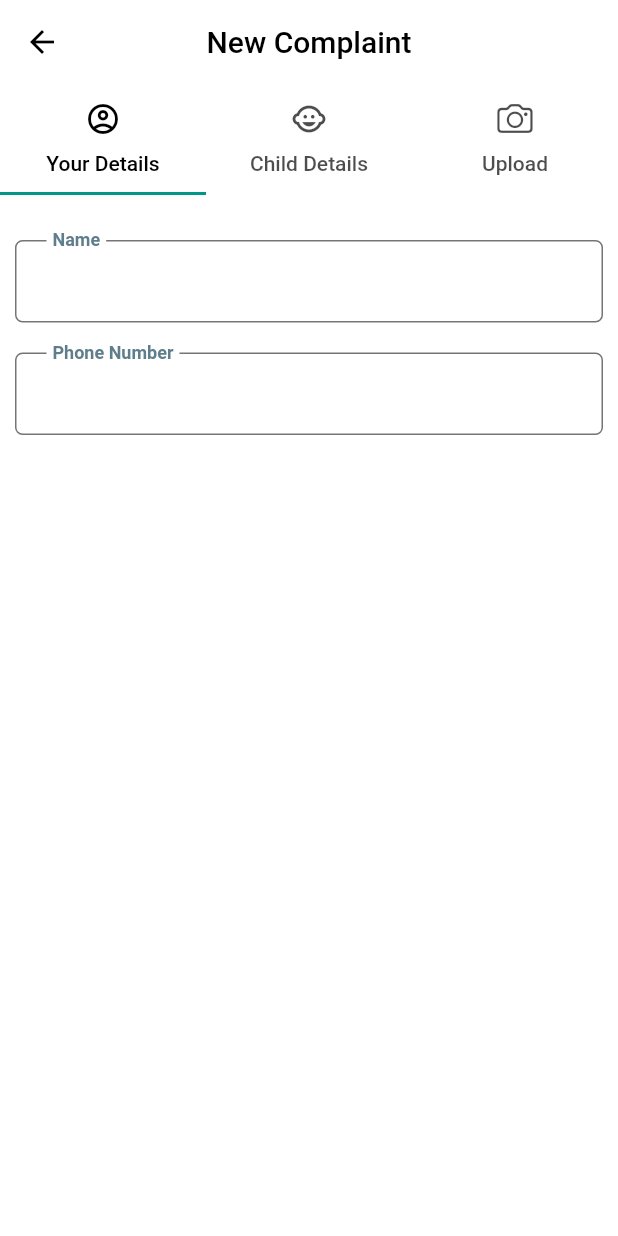
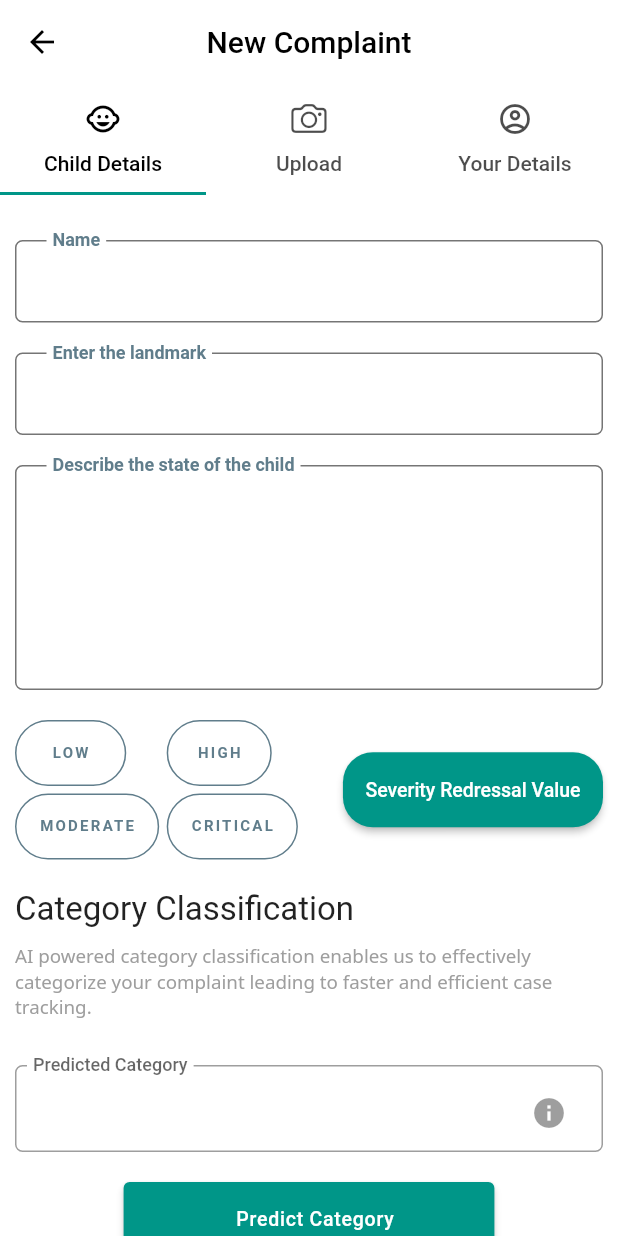
Before and after one commit to pinkman7009/SIH2022-SWI25, a Flutter app: the screen it shows after launch, after a tap on "Post Complaint", on a phone screen of 412 x 824 dp. Run offline on Flutter 3.47's test engine with Material 2 defaults, Android fonts, the phone set to English and light mode, and no system bars; drawn by our look-alikes of rounded_loading_button; our stand-ins replace cool_alert, easy_localization, firebase_auth, firebase_core, firebase_storage, get_it and 7 more; missing offline and left inert: animated_button, dart:ffi, geocode, geopoint, geopoint_location, platform_alert_dialog; accounts and stored records are empty; project files that could hold a hidden picture were left out.

Commit message:
Panic button added,workflow changed

```diff
--- a/mobile_app/lib/api.dart
+++ b/mobile_app/lib/api.dart
@@ -5,7 +5,7 @@ import 'package:http/http.dart' as http;
 import 'dart:async';
 import 'dart:convert';
 
-class APIModel{
+class APIModel {
   final String userName;
   late final String userPhoneNumber;
   final String childName;
@@ -15,16 +15,27 @@ class APIModel{
   final String severity;
   final String stateDescription;
   final String photoURL;
+  final String pincode;
 
-  APIModel(this.userName, this.userPhoneNumber, this.childName,
-      this.childLocation, this.latitude, this.longitude, this.severity, this.stateDescription, this.photoURL);
+  APIModel(
+      this.userName,
+      this.userPhoneNumber,
+      this.childName,
+      this.childLocation,
+      this.latitude,
+      this.longitude,
+      this.severity,
+      this.stateDescription,
+      this.photoURL,
+      this.pincode);
 
   Future<String> getSeverityLevel() async {
     String baseURL = "child-abuse-sih.herokuapp.com";
     String predictEndpoint = "/predict";
     String stateDescription = this.stateDescription;
 
-    var uri = Uri.http(baseURL, predictEndpoint, {"sentence":"$stateDescription"});
+    var uri =
+        Uri.http(baseURL, predictEndpoint, {"sentence": "$stateDescription"});
     final response = await http.get(uri);
     print(response.statusCode);
 
@@ -35,7 +46,7 @@ class APIModel{
   }
 
   postComplaintToDB() async {
-    String baseURL = "cltssih.herokuapp.com";
+    String baseURL = "c77d-103-93-250-20.ngrok.io";
     String reportEndpoint = "/api/report/";
     // Uri url = Uri.https(baseURL, reportEndpoint);
 
@@ -47,7 +58,7 @@ class APIModel{
     DateTime dateTime = DateTime.now();
 
     String json =
-        '{"reportersName":"$userName","reportersNumber":"$userPhoneNumber","reportingLocation":"$childLocation","description":"$stateDescription","photo":"$photoURL", "severity":"$severity", "name":"$childName", "lat":"$latitude", "long":"$longitude"}';
+        '{"reportersName":"$userName","reportersNumber":"$userPhoneNumber","reportingLocation":"$childLocation","description":"$stateDescription","photo":"$photoURL", "severity":"$severity", "name":"$childName", "lat":"$latitude", "long":"$longitude" ,"pincode":"$pincode"}';
 
     print(json);
 
--- a/mobile_app/lib/screens/complaint/complaint_screen.dart
+++ b/mobile_app/lib/screens/complaint/complaint_screen.dart
@@ -24,9 +24,10 @@ import 'package:sih_user_app/screens/home_screen.dart';
 import 'package:vibration/vibration.dart';
 import 'package:sih_user_app/api.dart';
 import 'package:http/http.dart' as http;
+import 'package:firebase_auth/firebase_auth.dart';
 
 import '../../config.dart';
-
+import '';
 
 // import 'package:flutter_icons/flutter_icons.dart';
 // import 'package:geocoder/geocoder.dart';
@@ -56,12 +57,13 @@ class _PostGrievanceScreenState extends State<PostComplaintScreen> {
 
   late String userName;
   late String userPhoneNumber;
-
+  late String userOTP;
   late String childName;
   late String stateDescription = "";
 
   late double latitude;
   late double longitude;
+  late String pincode;
 
   // String landmark;
   // String desc;
@@ -92,6 +94,7 @@ class _PostGrievanceScreenState extends State<PostComplaintScreen> {
   final RoundedLoadingButtonController _btnSeverityRedressalController =
       new RoundedLoadingButtonController();
 
+  final otp_text_controller = TextEditingController();
   _openCamera(BuildContext context) async {
     var picture = await picker.pickImage(source: ImageSource.camera);
     flag == 1
@@ -123,6 +126,7 @@ class _PostGrievanceScreenState extends State<PostComplaintScreen> {
     setState(() {
       latitude = myGeoPoint.latitude;
       longitude = myGeoPoint.longitude;
+      pincode = myGeoPoint.postalCode;
     });
   }
 
@@ -226,9 +230,9 @@ class _PostGrievanceScreenState extends State<PostComplaintScreen> {
   }
 
   List<Choice> choices = <Choice>[
-    Choice(title: 'Your Details', icon: Icons.account_circle_outlined),
     Choice(title: 'Child Details', icon: Icons.child_care_sharp),
     Choice(title: 'Upload', icon: CupertinoIcons.camera),
+    Choice(title: 'Your Details', icon: Icons.account_circle_outlined),
   ];
 
   @override
@@ -281,76 +285,8 @@ class _PostGrievanceScreenState extends State<PostComplaintScreen> {
             },
             body: TabBarView(
               children: [
-                Column(
-                  children: [
-                    SizedBox(
-                      height: 20.0,
-                    ),
-                    Padding(
-                      padding: const EdgeInsets.all(10.0),
-                      child: TextFormField(
-                        onChanged: (value) {
-                          userName = value;
-                        },
-                        // initialValue: "userData.name",
-                        decoration: InputDecoration(
-                          floatingLabelBehavior: FloatingLabelBehavior.always,
-                          labelText: "Name",
-                          labelStyle: TextStyle(
-                            fontWeight: FontWeight.w600,
-                            color: Colors.blueGrey,
-                          ),
-                          contentPadding: EdgeInsets.symmetric(
-                              horizontal: 25, vertical: 18),
-                          enabledBorder: OutlineInputBorder(
-                            borderRadius: BorderRadius.circular(5),
-                            borderSide: BorderSide(
-                              color: Color(0xFF757575),
-                            ),
-                          ),
-                          focusedBorder: OutlineInputBorder(
-                            borderRadius: BorderRadius.circular(5.0),
-                            borderSide: BorderSide(
-                              color: Color(0xFF757575),
-                            ),
-                          ),
-                        ),
-                      ),
-                    ),
-                    Padding(
-                      padding: const EdgeInsets.all(10.0),
-                      child: TextFormField(
-                        onChanged: (value) {
-                          userPhoneNumber = value;
-                        },
-                        keyboardType: TextInputType.number,
-                        decoration: InputDecoration(
-                          floatingLabelBehavior: FloatingLabelBehavior.always,
-                          labelText: "Phone Number",
-                          labelStyle: TextStyle(
-                            fontWeight: FontWeight.w600,
-                            color: Colors.blueGrey,
-                          ),
-                          contentPadding: EdgeInsets.symmetric(
-                              horizontal: 25, vertical: 18),
-                          enabledBorder: OutlineInputBorder(
-                            borderRadius: BorderRadius.circular(5),
-                            borderSide: BorderSide(
-                              color: Color(0xFF757575),
-                            ),
-                          ),
-                          focusedBorder: OutlineInputBorder(
-                            borderRadius: BorderRadius.circular(5.0),
-                            borderSide: BorderSide(
-                              color: Color(0xFF757575),
-                            ),
-                          ),
-                        ),
-                      ),
-                    ),
-                  ],
-                ),
                 SingleChildScrollView(
+                  //child details
                   child: Column(
                     children: [
                       SizedBox(height: 20.0),
@@ -638,7 +574,8 @@ class _PostGrievanceScreenState extends State<PostComplaintScreen> {
                             ),
                             RoundedLoadingButton(
                                 child: Padding(
-                                  padding: const EdgeInsets.fromLTRB(15.0,8.0,15.0,8.0),
+                                  padding: const EdgeInsets.fromLTRB(
+                                      15.0, 8.0, 15.0, 8.0),
                                   child: Text(
                                     'Severity Redressal Value',
                                     style: TextStyle(
@@ -668,17 +605,16 @@ class _PostGrievanceScreenState extends State<PostComplaintScreen> {
                         child: Row(
                           mainAxisAlignment: MainAxisAlignment.start,
                           children: [
-                            Text(
-                              "Category Classification",
+                            Text("Category Classification",
                                 style: TextStyle(
                                   fontSize: 22.0,
-                              )
-                            ),
+                                )),
                           ],
                         ),
                       ),
                       Padding(
-                        padding: const EdgeInsets.fromLTRB(10.0,0.0,10.0,20.0),
+                          padding:
+                              const EdgeInsets.fromLTRB(10.0, 0.0, 10.0, 20.0),
                           child: Container(
                             constraints: BoxConstraints(
                               minWidth: MediaQuery.of(context).size.width,
@@ -688,11 +624,8 @@ class _PostGrievanceScreenState extends State<PostComplaintScreen> {
                                 style: TextStyle(
                                     fontSize: 12.5,
                                     color: Colors.grey,
-                                  fontFamily: "NotoSans"
-                              )
-                          ),
-                        )
-                      ),
+                                    fontFamily: "NotoSans")),
+                          )),
                       Padding(
                         padding: const EdgeInsets.all(10.0),
                         child: Container(
@@ -720,15 +653,14 @@ class _PostGrievanceScreenState extends State<PostComplaintScreen> {
                                 Tooltip(
                                   child: const IconButton(
                                     padding: EdgeInsets.all(0),
-                                    icon: Icon(
-                                        Icons.info
-                                    ),
+                                    icon: Icon(Icons.info),
                                     onPressed: null,
                                   ),
                                   message: "$categoryTooltipMessage",
                                   padding: EdgeInsets.all(10),
                                   showDuration: const Duration(seconds: 10),
-                                  textStyle: const TextStyle(color: Colors.white),
+                                  textStyle:
+                                      const TextStyle(color: Colors.white),
                                   preferBelow: false,
                                   verticalOffset: 20,
                                 ),
@@ -768,7 +700,10 @@ class _PostGrievanceScreenState extends State<PostComplaintScreen> {
                             predictComplaintCategory();
                           },
                           style: ButtonStyle(
-                            fixedSize: MaterialStateProperty.all<Size>(new Size(MediaQuery.of(context).size.width*0.60, 50.0)),
+                              fixedSize: MaterialStateProperty.all<Size>(
+                                  new Size(
+                                      MediaQuery.of(context).size.width * 0.60,
+                                      50.0)),
                               backgroundColor:
                                   MaterialStateProperty.all<Color>(Colors.teal),
                               padding: MaterialStateProperty.all<
@@ -805,15 +740,29 @@ class _PostGrievanceScreenState extends State<PostComplaintScreen> {
                   ),
                 ),
                 Column(
-                  mainAxisAlignment: MainAxisAlignment.spaceAround,
+                  mainAxisAlignment: MainAxisAlignment.start,
                   crossAxisAlignment: CrossAxisAlignment.center,
                   children: [
+                    const SizedBox(
+                      height: 30,
+                    ),
+                    const Text(
+                      "Add child's photo here",
+                      style: TextStyle(
+                        fontWeight: FontWeight.bold,
+                        color: Colors.black,
+                        fontSize: 26,
+                      ),
+                    ),
+                    const SizedBox(
+                      height: 20,
+                    ),
                     Row(
                       mainAxisAlignment: MainAxisAlignment.center,
                       children: [
                         SizedBox(height: 15.0),
                         Row(
-                          mainAxisAlignment: MainAxisAlignment.spaceEvenly,
+                          mainAxisAlignment: MainAxisAlignment.start,
                           children: [
                             GestureDetector(
                               onTap: () {
@@ -824,7 +773,11 @@ class _PostGrievanceScreenState extends State<PostComplaintScreen> {
                               },
                               child: Container(
                                 constraints: BoxConstraints(
-                                    maxHeight: 340.0, maxWidth: 265.0),
+                                  maxHeight:
+                                      MediaQuery.of(context).size.height * 0.6,
+                                  maxWidth:
+                                      MediaQuery.of(context).size.width * 0.9,
+                                ),
                                 decoration: BoxDecoration(
                                   color: Colors.white,
                                   borderRadius: BorderRadius.circular(10),
@@ -837,7 +790,7 @@ class _PostGrievanceScreenState extends State<PostComplaintScreen> {
                                   padding: const EdgeInsets.all(5.0),
                                   child: Container(
                                     decoration: BoxDecoration(
-                                      borderRadius: BorderRadius.circular(10),
+                                      borderRadius: BorderRadius.circular(5),
                                     ),
                                     child: Center(
                                       child: sampleUrlImg == ""
@@ -845,13 +798,27 @@ class _PostGrievanceScreenState extends State<PostComplaintScreen> {
                                               image: AssetImage(
                                                 'assets/images/upload.png',
                                               ),
-                                              height: 340.0,
-                                              width: 265.0,
+                                              height: MediaQuery.of(context)
+                                                      .size
+                                                      .height *
+                                                  0.5,
+                                              width: MediaQuery.of(context)
+                                                      .size
+                                                      .width *
+                                                  0.5,
+                                              // height: 340.0,
+                                              // width: 265.0,
                                             )
                                           : Image.file(
                                               imageFile1,
-                                              height: 340.0,
-                                              width: 265.0,
+                                              height: MediaQuery.of(context)
+                                                      .size
+                                                      .height *
+                                                  0.9,
+                                              width: MediaQuery.of(context)
+                                                      .size
+                                                      .width *
+                                                  0.9,
                                               fit: BoxFit.fill,
                                             ),
                                     ),
@@ -862,6 +829,113 @@ class _PostGrievanceScreenState extends State<PostComplaintScreen> {
                           ],
                         ),
                       ],
+                    ),
+                  ],
+                ),
+                Column(
+                  //your details
+                  children: [
+                    SizedBox(
+                      height: 20.0,
+                    ),
+                    Padding(
+                      padding: const EdgeInsets.all(10.0),
+                      child: TextFormField(
+                        onChanged: (value) {
+                          userName = value;
+                        },
+                        // initialValue: "userData.name",
+                        decoration: InputDecoration(
+                          floatingLabelBehavior: FloatingLabelBehavior.always,
+                          labelText: "Name",
+                          labelStyle: TextStyle(
+                            fontWeight: FontWeight.w600,
+                            color: Colors.blueGrey,
+                          ),
+                          contentPadding: EdgeInsets.symmetric(
+                              horizontal: 25, vertical: 18),
+                          enabledBorder: OutlineInputBorder(
+                            borderRadius: BorderRadius.circular(5),
+                            borderSide: BorderSide(
+                              color: Color(0xFF757575),
+                            ),
+                          ),
+                          focusedBorder: OutlineInputBorder(
+                            borderRadius: BorderRadius.circular(5.0),
+                            borderSide: BorderSide(
+                              color: Color(0xFF757575),
+                            ),
+                          ),
+                        ),
+                      ),
+                    ),
+                    Padding(
+                      padding: const EdgeInsets.all(10.0),
+                      child: TextFormField(
+                        onChanged: (value) {
+                          userPhoneNumber = value;
+                        },
+                        keyboardType: TextInputType.number,
+                        decoration: InputDecoration(
+                          floatingLabelBehavior: FloatingLabelBehavior.always,
+                          labelText: "Phone Number",
+                          labelStyle: TextStyle(
+                            fontWeight: FontWeight.w600,
+                            color: Colors.blueGrey,
+                          ),
+                          contentPadding: EdgeInsets.symmetric(
+                              horizontal: 25, vertical: 18),
+                          enabledBorder: OutlineInputBorder(
+                            borderRadius: BorderRadius.circular(5),
+                            borderSide: BorderSide(
+                              color: Color(0xFF757575),
+                            ),
+                          ),
+                          focusedBorder: OutlineInputBorder(
+                            borderRadius: BorderRadius.circular(5.0),
+                            borderSide: BorderSide(
+                              color: Color(0xFF757575),
+                            ),
+                          ),
+                        ),
+                      ),
+                    ),
+                    Padding(
+                      padding: const EdgeInsets.all(10.0),
+                      child: TextFormField(
+                        onChanged: (value) {
+                          userOTP = value;
+                        },
+                        keyboardType: TextInputType.number,
+                        decoration: InputDecoration(
+                          floatingLabelBehavior: FloatingLabelBehavior.always,
+                          labelText: "Please enter OTP",
+                          labelStyle: TextStyle(
+                            fontWeight: FontWeight.w600,
+                            color: Colors.blueGrey,
+                          ),
+                          contentPadding: EdgeInsets.symmetric(
+                              horizontal: 25, vertical: 18),
+                          enabledBorder: OutlineInputBorder(
+                            borderRadius: BorderRadius.circular(5),
+                            borderSide: BorderSide(
+                              color: Color(0xFF757575),
+                            ),
+                          ),
+                          focusedBorder: OutlineInputBorder(
+                            borderRadius: BorderRadius.circular(5.0),
+                            borderSide: BorderSide(
+                              color: Color(0xFF757575),
+                            ),
+                          ),
+                        ),
+                      ),
+                    ),
+                    TextButton(
+                      onPressed: () {
+                        verifyPhone();
+                      },
+                      child: Text("Verify otp"),
                     ),
                     Row(
                       mainAxisAlignment: MainAxisAlignment.center,
@@ -935,7 +1009,9 @@ class _PostGrievanceScreenState extends State<PostComplaintScreen> {
                                   longitude.toString(),
                                   severityValue,
                                   stateDescription,
-                                    imageUrl1);
+                                  imageUrl1,
+                                  pincode,
+                                );
                                 apiModel.postComplaintToDB();
                                 _btnController.success();
 
@@ -1067,4 +1143,26 @@ class _PostGrievanceScreenState extends State<PostComplaintScreen> {
       });
     }
   }
+
+  void verifyPhone() async {
+    await FirebaseAuth.instance.verifyPhoneNumber(
+      phoneNumber: '+919330159182',
+      verificationCompleted: (PhoneAuthCredential credential) async {
+        print('success');
+      },
+      verificationFailed: (FirebaseAuthException e) {
+        if (e.code == 'invalid-phone-number') {
+          print('The provided phone number is not valid.');
         }
+      },
+      codeSent: (String verificationId, int? resendToken) async {
+        PhoneAuthCredential credential = PhoneAuthProvider.credential(
+            verificationId: verificationId, smsCode: userOTP);
+
+        // Sign the user in (or link) with the credential
+        await FirebaseAuth.instance.signInWithCredential(credential);
+      },
+      codeAutoRetrievalTimeout: (String verificationId) {},
+    );
+  }
+}
--- a/mobile_app/lib/screens/home_screen.dart
+++ b/mobile_app/lib/screens/home_screen.dart
@@ -1,6 +1,7 @@
 import 'package:flutter/cupertino.dart';
 import 'package:flutter/material.dart';
 import 'package:page_transition/page_transition.dart';
+import 'package:sih_user_app/components/service_locator.dart';
 import 'package:sih_user_app/screens/complaint/complaint_screen.dart';
 import 'package:sih_user_app/screens/help_screen.dart';
 import 'dart:async';
@@ -16,6 +17,7 @@ import 'package:sih_user_app/models/Choice.dart';
 import 'package:sih_user_app/components/location.dart';
 import 'package:geopoint_location/geopoint_location.dart';
 import 'package:easy_localization/easy_localization.dart';
+import '../components/calls_and_messages.dart';
 import '../l10n/locale_keys.g.dart';
 
 class HomeScreen extends StatefulWidget {
@@ -35,9 +37,11 @@ class _HomeScreenState extends State<HomeScreen> {
 
   late String address = "";
 
+  final CallsAndMessagesService _service = locator<CallsAndMessagesService>();
+
   fetchMeTheCoordinates() async {
     myGeoPoint = (await location.getMyCurrentLocation())!;
-    // print(myGeoPoint.address);
+    print(myGeoPoint.address);
     setState(() {
       address = myGeoPoint.address;
     });
@@ -72,7 +76,7 @@ class _HomeScreenState extends State<HomeScreen> {
           actions: [
             PopupMenuButton(
                 icon: Icon(Icons.translate, color: Colors.black),
-                itemBuilder: (context){
+                itemBuilder: (context) {
                   return [
                     PopupMenuItem<int>(
                       value: 0,
@@ -88,16 +92,15 @@ class _HomeScreenState extends State<HomeScreen> {
                     ),
                   ];
                 },
-                onSelected:(value) async {
-                  if(value == 0){
+                onSelected: (value) async {
+                  if (value == 0) {
                     await context.setLocale(Locale('en'));
-                  }else if(value == 1){
+                  } else if (value == 1) {
                     await context.setLocale(Locale('hi'));
-                  }else if(value == 2){
+                  } else if (value == 2) {
                     print("Bengali");
                   }
-                }
-            ),
+                }),
           ],
         ),
         drawer: SizedBox(
@@ -548,6 +551,13 @@ class _HomeScreenState extends State<HomeScreen> {
             ],
           ),
         ),
+        floatingActionButton: FloatingActionButton(
+          onPressed: () {
+            _service.call('112');
+          },
+          backgroundColor: Colors.red,
+          child: const Text('Panic'),
+        ),
       ),
     );
   }
--- a/mobile_app/pubspec.yaml
+++ b/mobile_app/pubspec.yaml
@@ -51,6 +51,7 @@ dependencies:
   http: ^0.13.4
   easy_localization: ^3.0.0
   animated_button: ^0.2.0
+  firebase_auth: ^3.4.2
 
 
 dev_dependencies:
```
Also changed, not shown: mobile_app/pubspec.lock, 3 other files. Lines whose indentation alone changed are shown as unchanged.
